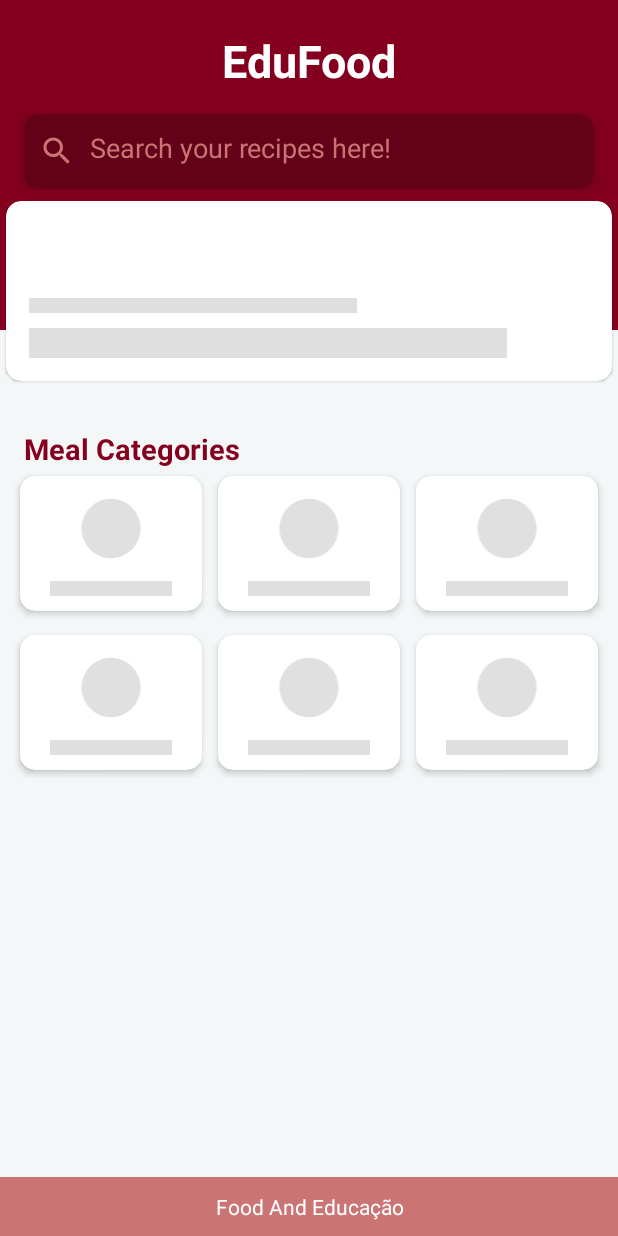
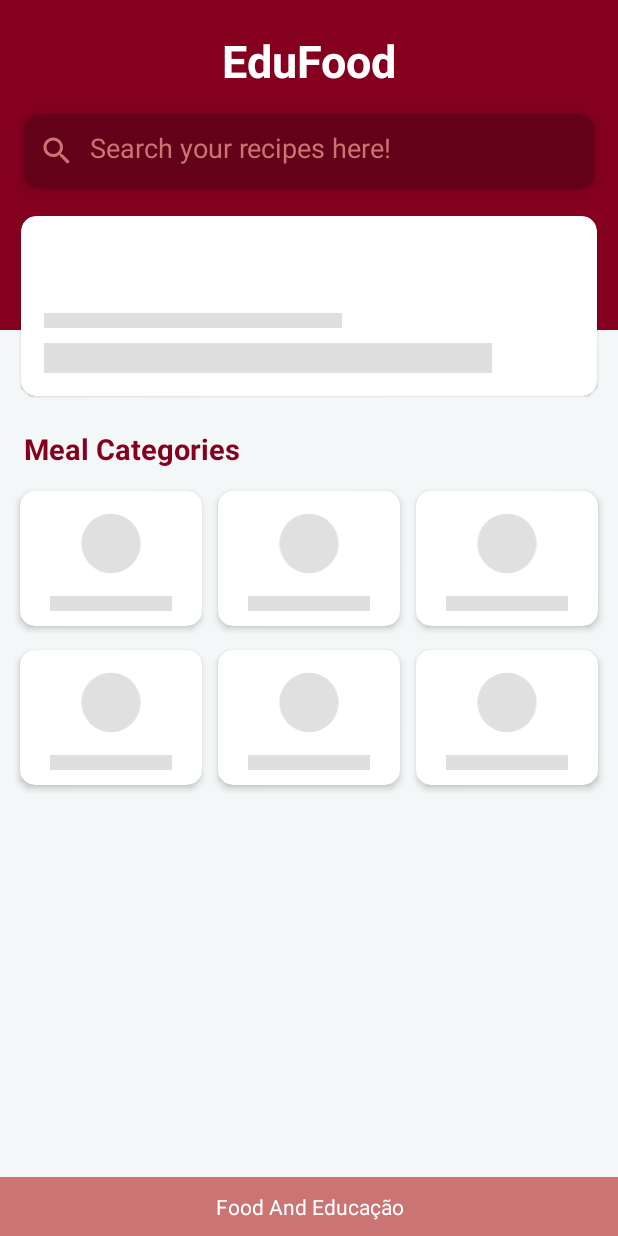
Before and after one commit to ravelinejunior/EducaFood, an Android app: the layout activity_home.xml on its own in the app's theme, with its tools: preview values and no code run, on a phone screen of 412 x 824 dp. Run offline under Robolectric (Android 15) with nearby library versions, the phone set to English and light mode, and no system bars.

Commit message:
Correção do Scrollview quando a tela fica em portait

```diff
--- a/app/src/main/AndroidManifest.xml
+++ b/app/src/main/AndroidManifest.xml
@@ -12,7 +12,7 @@
         android:supportsRtl="true"
         android:theme="@style/AppTheme">
         <activity
-            android:name=".view.home.HomeActivity"
+            android:name=".view.category.HomeActivity"
             android:theme="@style/AppTheme">
             <intent-filter>
                 <action android:name="android.intent.action.MAIN" />
--- a/app/src/main/java/br/com/educafood/view/home/HomeActivity.java
+++ b/app/src/main/java/br/com/educafood/view/category/HomeActivity.java
@@ -1,4 +1,4 @@
-package br.com.educafood.view.home;
+package br.com.educafood.view.category;
 
 import android.content.Context;
 import android.os.Bundle;
--- a/app/src/main/java/br/com/educafood/view/home/HomePresenter.java
+++ b/app/src/main/java/br/com/educafood/view/category/HomePresenter.java
@@ -1,4 +1,4 @@
-package br.com.educafood.view.home;
+package br.com.educafood.view.category;
 
 import br.com.educafood.Utils;
 import br.com.educafood.model.Categories;
--- a/app/src/main/java/br/com/educafood/view/home/HomeView.java
+++ b/app/src/main/java/br/com/educafood/view/category/HomeView.java
@@ -1,4 +1,4 @@
-package br.com.educafood.view.home;
+package br.com.educafood.view.category;
 
 import java.util.List;
 
--- a/app/src/main/res/layout/activity_home.xml
+++ b/app/src/main/res/layout/activity_home.xml
@@ -7,7 +7,7 @@
     android:layout_width="match_parent"
     android:layout_height="match_parent"
     android:fitsSystemWindows="true"
-    tools:context=".view.home.HomeActivity">
+    tools:context=".view.category.HomeActivity">
 
     <androidx.core.widget.NestedScrollView
         android:layout_width="match_parent"
@@ -83,9 +83,7 @@
             <include
                 android:id="@+id/shimmerMeal"
                 layout="@layout/item_view_pager_header_shimmer"
-                android:layout_width="match_parent"
-                android:layout_height="wrap_content"
-                android:layout_below="@id/search_CardView_home_id" />
+                />
 
             <TextView
                 android:id="@+id/titulo_categoria_id_home"
@@ -102,6 +100,8 @@
                 android:id="@+id/recyclerView_category_id_home"
                 android:layout_width="match_parent"
                 android:layout_height="match_parent"
+                android:layout_marginTop="10dp"
+                android:clipToPadding="false"
                 android:layout_below="@id/titulo_categoria_id_home"
                 android:layout_marginBottom="50dp"
                 android:layout_marginHorizontal="8dp"/>
@@ -109,10 +109,6 @@
     <include
         android:id="@+id/shimmerCategory"
         layout="@layout/item_recycler_category_shimmer"
-        android:layout_width="match_parent"
-        android:layout_height="wrap_content"
-        android:layout_below="@id/titulo_categoria_id_home"
-        android:layout_marginHorizontal="8dp"
         />
 
 
--- a/app/src/main/res/layout/item_recycler_category_shimmer.xml
+++ b/app/src/main/res/layout/item_recycler_category_shimmer.xml
@@ -4,6 +4,7 @@
     android:layout_width="match_parent"
     xmlns:android="http://schemas.android.com/apk/res/android"
     android:orientation="vertical"
+    android:layout_below="@id/titulo_categoria_id_home"
     android:layout_marginLeft="8dp"
     android:layout_marginRight="8dp"
     android:layout_marginTop="10dp"
@@ -15,7 +16,8 @@
         android:orientation="horizontal"
         android:weightSum="3">
 
-        <androidx.cardview.widget.CardView xmlns:app="http://schemas.android.com/apk/res-auto"
+        <androidx.cardview.widget.CardView
+            xmlns:app="http://schemas.android.com/apk/res-auto"
             android:layout_width="0dp"
             android:layout_height="wrap_content"
             android:layout_margin="5dp"
@@ -85,7 +87,8 @@
             </com.facebook.shimmer.ShimmerFrameLayout>
         </androidx.cardview.widget.CardView>
 
-        <androidx.cardview.widget.CardView xmlns:app="http://schemas.android.com/apk/res-auto"
+        <androidx.cardview.widget.CardView
+            xmlns:app="http://schemas.android.com/apk/res-auto"
             android:layout_width="0dp"
             android:layout_height="wrap_content"
             android:layout_margin="5dp"
--- a/app/src/main/res/layout/item_view_pager_header_shimmer.xml
+++ b/app/src/main/res/layout/item_view_pager_header_shimmer.xml
@@ -3,6 +3,7 @@
     xmlns:app="http://schemas.android.com/apk/res-auto"
     android:layout_width="match_parent"
     android:layout_height="wrap_content"
+    android:layout_below="@id/search_CardView_home_id"
     android:layout_margin="10dp">
 
     <androidx.cardview.widget.CardView
```
